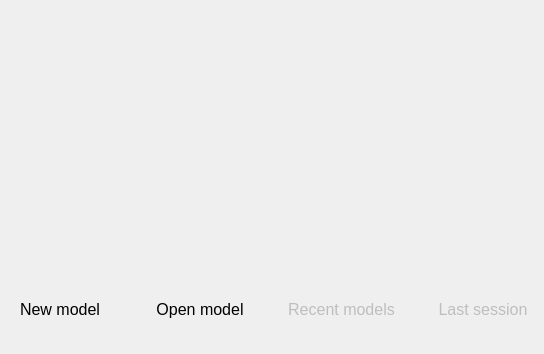
Old version of the form libpgmodeler_ui/ui/centralwidget.ui in the repository pgmodeler/pgmodeler.
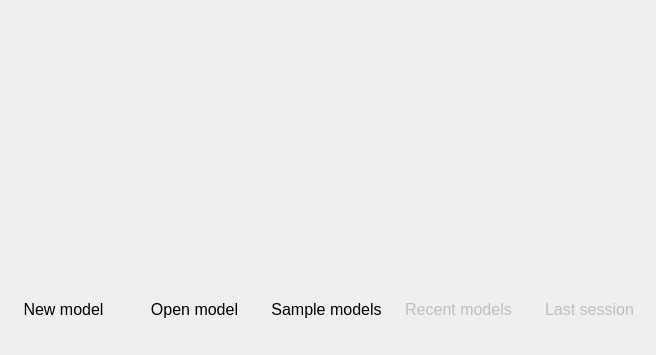
New version of the form. Icons and pictures are not drawn.

Commit message:
Created a new global (and environment) variable for samples directory.
Created two new sample models.

Sample models can be now loaded direclty from the central widget.

Source code dialog now optionally appends the SQL of permissions of the
current object.

Enhancement on the messages of model validation output.

Minor fix on object's schema files to correctly generate the appended/

Diff of the .ui file:
```diff
--- a/libpgmodeler_ui/ui/centralwidget.ui
+++ b/libpgmodeler_ui/ui/centralwidget.ui
@@ -6,8 +6,8 @@
    <rect>
     <x>0</x>
     <y>0</y>
-    <width>544</width>
-    <height>354</height>
+    <width>656</width>
+    <height>355</height>
    </rect>
   </property>
   <property name="sizePolicy">
@@ -41,7 +41,7 @@
    <item row="0" column="0">
     <layout class="QGridLayout" name="gridLayout">
      <property name="horizontalSpacing">
-      <number>20</number>
+      <number>10</number>
      </property>
      <property name="verticalSpacing">
       <number>25</number>
@@ -74,13 +74,13 @@
      <item row="1" column="0" colspan="3">
       <layout class="QHBoxLayout" name="horizontalLayout">
        <property name="spacing">
-        <number>20</number>
+        <number>5</number>
        </property>
        <item>
         <widget class="QToolButton" name="new_tb">
          <property name="minimumSize">
           <size>
-           <width>120</width>
+           <width>125</width>
            <height>85</height>
           </size>
          </property>
@@ -103,8 +103,8 @@
          </property>
          <property name="iconSize">
           <size>
-           <width>56</width>
-           <height>56</height>
+           <width>60</width>
+           <height>60</height>
           </size>
          </property>
          <property name="toolButtonStyle">
@@ -119,7 +119,7 @@
         <widget class="QToolButton" name="open_tb">
          <property name="minimumSize">
           <size>
-           <width>120</width>
+           <width>125</width>
            <height>85</height>
           </size>
          </property>
@@ -142,8 +142,8 @@
          </property>
          <property name="iconSize">
           <size>
-           <width>56</width>
-           <height>56</height>
+           <width>60</width>
+           <height>60</height>
           </size>
          </property>
          <property name="toolButtonStyle">
@@ -154,6 +154,51 @@
          </property>
         </widget>
        </item>
+       <item>
+        <widget class="QToolButton" name="sample_tb">
+         <property name="enabled">
+          <bool>true</bool>
+         </property>
+         <property name="minimumSize">
+          <size>
+           <width>125</width>
+           <height>85</height>
+          </size>
+         </property>
+         <property name="font">
+          <font>
+           <pointsize>12</pointsize>
+           <weight>50</weight>
+           <bold>false</bold>
+          </font>
+         </property>
+         <property name="mouseTracking">
+          <bool>false</bool>
+         </property>
+         <property name="text">
+          <string>Sample models</string>
+         </property>
+         <property name="icon">
+          <iconset resource="../res/resources.qrc">
+           <normaloff>:/icones/icones/samples_big.png</normaloff>:/icones/icones/samples_big.png</iconset>
+         </property>
+         <property name="iconSize">
+          <size>
+           <width>60</width>
+           <height>60</height>
+          </size>
+         </property>
+         <property name="popupMode">
+          <enum>QToolButton::InstantPopup</enum>
+         </property>
+         <property name="toolButtonStyle">
+          <enum>Qt::ToolButtonTextUnderIcon</enum>
+         </property>
+         <property name="autoRaise">
+          <bool>true</bool>
+         </property>
+        </widget>
+       </item>
        <item>
         <widget class="QToolButton" name="recent_tb">
          <property name="enabled">
@@ -161,7 +206,7 @@
          </property>
          <property name="minimumSize">
           <size>
-           <width>120</width>
+           <width>125</width>
            <height>85</height>
           </size>
          </property>
@@ -184,8 +229,8 @@
          </property>
          <property name="iconSize">
           <size>
-           <width>56</width>
-           <height>56</height>
+           <width>60</width>
+           <height>60</height>
           </size>
          </property>
          <property name="popupMode">
@@ -206,7 +251,7 @@
          </property>
          <property name="minimumSize">
           <size>
-           <width>120</width>
+           <width>125</width>
            <height>85</height>
           </size>
          </property>
@@ -230,8 +275,8 @@
          </property>
          <property name="iconSize">
           <size>
-           <width>56</width>
-           <height>56</height>
+           <width>60</width>
+           <height>60</height>
           </size>
          </property>
          <property name="toolButtonStyle">
```
The commit also changes 56 other files.
